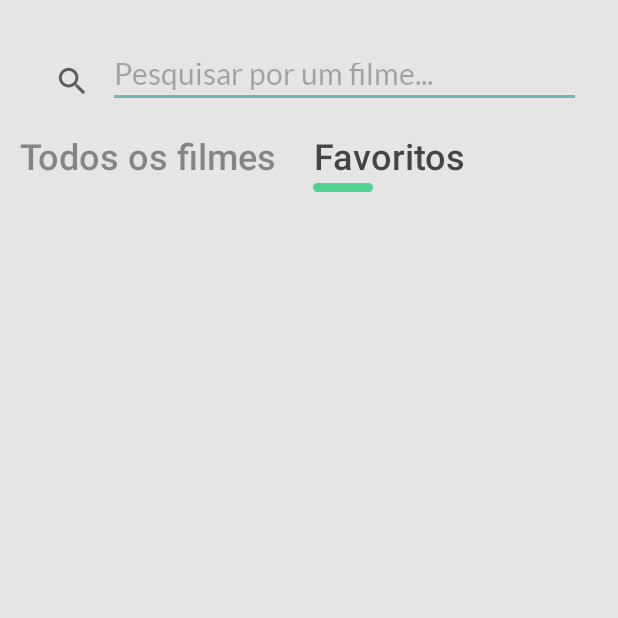
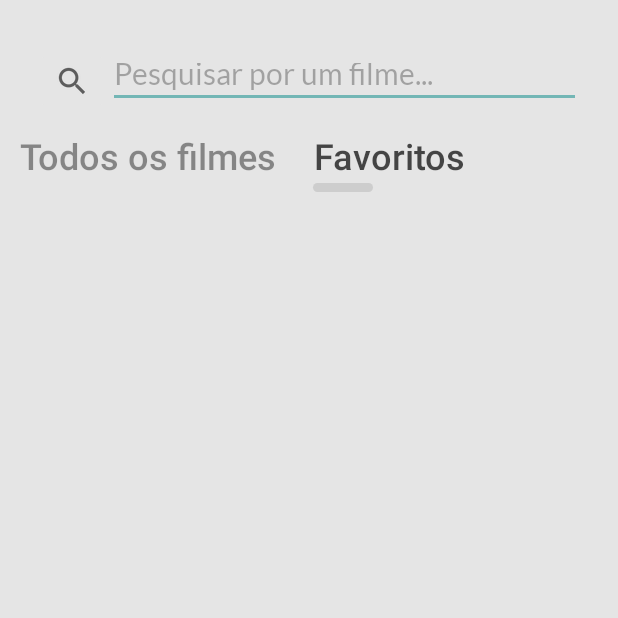
Before and after one commit to ingridolitk/Tmdb_Projeto_Vic, an Android app: the screen it shows after launch (MovieActivity), tab 2 chosen, on a phone screen of 412 x 824 dp, the top half of it. Run offline under Robolectric (Android 15) with nearby library versions, the phone set to English and light mode, and no system bars; 4 statements that could not run were skipped.

Commit message:
Alterações nas classes statusApi

```diff
--- a/app/src/main/java/com/ingrid/projetointegrador_vic/presentation/activity/MovieActivity.kt
+++ b/app/src/main/java/com/ingrid/projetointegrador_vic/presentation/activity/MovieActivity.kt
@@ -28,11 +28,12 @@ class MovieActivity : AppCompatActivity() {
             }
         })
     }
+
     private fun getTabTitle(position: Int): String {
         return when (position) {
             0 -> "Todos os filmes"
             1 -> "Favoritos"
-            else -> ""
+            else -> "Todos os filmes"
         }
     }
 }
--- a/app/src/main/java/com/ingrid/projetointegrador_vic/presentation/activity/SecondFragment.java
+++ /dev/null
@@ -1,6 +0,0 @@
-package com.ingrid.projetointegrador_vic.presentation.activity;
-
-import android.app.Fragment;
-
-public class SecondFragment extends Fragment {
-}
--- a/app/src/main/java/com/ingrid/projetointegrador_vic/presentation/activity/SecondMovieDescriptionActivity.kt
+++ b/app/src/main/java/com/ingrid/projetointegrador_vic/presentation/activity/SecondMovieDescriptionActivity.kt
@@ -5,7 +5,6 @@ import androidx.appcompat.app.AppCompatActivity
 
 class SecondMovieDescriptionActivity : AppCompatActivity() {
 
-
     override fun onCreate(savedInstanceState: Bundle?) {
         super.onCreate(savedInstanceState)
     }
--- a/app/src/main/java/com/ingrid/projetointegrador_vic/presentation/adapter/GenAdapter.kt
+++ b/app/src/main/java/com/ingrid/projetointegrador_vic/presentation/adapter/GenAdapter.kt
@@ -17,12 +17,12 @@ class GenAdapter(
     private val selectedItems: MutableList<Int> = mutableListOf()
 
     override fun onCreateViewHolder(parent: ViewGroup, viewType: Int): GenAdapter.GenViewHolder {
-        val card = LayoutInflater
+        val chip = LayoutInflater
             .from(parent.context)
             .inflate(R.layout.rv_item_genres,
                 parent,
                 false)
-        return GenViewHolder(card)
+        return GenViewHolder(chip)
     }
 
     override fun onBindViewHolder(holder: GenViewHolder, position: Int) {
@@ -32,7 +32,6 @@ class GenAdapter(
         if (holder is GenViewHolder)
             holder.itemGen.text = list[position].name
         holder.itemGen.setOnCheckedChangeListener { _, isChecked ->
-
             if (isChecked) {
                 selectedItems.add(list[position].id)
             } else {
@@ -41,7 +40,6 @@ class GenAdapter(
 
         }
     }
-
 
     override fun getItemCount(): Int {
         return list.size
--- a/app/src/main/java/com/ingrid/projetointegrador_vic/presentation/adapter/MovieAdapter.kt
+++ b/app/src/main/java/com/ingrid/projetointegrador_vic/presentation/adapter/MovieAdapter.kt
@@ -10,6 +10,7 @@ import com.bumptech.glide.Glide
 import com.ingrid.projetointegrador_vic.R
 import com.ingrid.projetointegrador_vic.domain.model.Movie
 import kotlinx.android.synthetic.main.item_rv.view.*
+import kotlin.math.roundToInt
 
 class MovieAdapter(private val list: List<Movie>,
                    private val clickListener:(Movie)->Unit):RecyclerView.Adapter<MovieAdapter.MovieViewHolder>(){
@@ -41,18 +42,15 @@ class MovieAdapter(private val list: List<Movie>,
         }
         if (holder is MovieViewHolder)
             holder.title.text = currentItem.title
-            holder.ratingMovie.text = (currentItem.vote_average).toString()
+            holder.ratingMovie.text = (currentItem.vote_average?.times(10))?.let { it.roundToInt() }.toString() + "%"
     }
-
 
     override fun getItemCount(): Int {
         return list.size
     }
-
     class MovieViewHolder (itemView: View) : RecyclerView.ViewHolder(itemView) {
         val imgMovie: ImageView = itemView.imgMovie
         val title: TextView = itemView.titleMovie
         val ratingMovie: TextView = itemView.ratingMovie
-
     }
 }
--- a/app/src/main/java/com/ingrid/projetointegrador_vic/presentation/favorite/FragmentFavorite.kt
+++ b/app/src/main/java/com/ingrid/projetointegrador_vic/presentation/favorite/FragmentFavorite.kt
@@ -20,6 +20,4 @@ class FragmentFavorite : Fragment() {
     ): View? {
         return inflater.inflate(R.layout.fragment_favorite, container, false)
     }
-
-
-    }
+}
--- a/app/src/main/res/layout/activity_main.xml
+++ b/app/src/main/res/layout/activity_main.xml
@@ -40,7 +40,7 @@
             android:fontFamily="@font/lato_regular"
             android:hint="@string/search_movie"
             android:inputType="text"
-            android:textColor="@color/default_text_color"
+            android:textColor="@color/greenPrimaryColor"
             android:textSize="20sp"
             app:layout_constraintStart_toEndOf="@+id/ibtSearchMovie"
             app:layout_constraintTop_toTopOf="parent" />
@@ -60,7 +60,7 @@
                 android:layout_height="match_parent"
                 android:alpha="0.7"
                 app:tabIndicator="@drawable/tab_indicator_movies"
-                app:tabIndicatorColor="@color/green_tab_indicator"
+                app:tabIndicatorColor="@color/bg_genres_unchecked"
                 app:tabIndicatorFullWidth="false"
                 app:tabMode="scrollable"
                 app:tabTextAppearance="@style/TextTitle"
--- a/app/src/main/res/layout/fragment_favorite.xml
+++ b/app/src/main/res/layout/fragment_favorite.xml
@@ -7,11 +7,11 @@
     android:background="@color/backgroundColor"
     tools:context=".presentation.favorite.FragmentFavorite">
 
-<!--    <androidx.recyclerview.widget.RecyclerView-->
-<!--        android:id="@+id/listFavorite"-->
-<!--        android:layout_width="408dp"-->
-<!--        android:layout_height="647dp"-->
-<!--        app:layoutManager="LinearLayoutManager"-->
-<!--        android:orientation="horizontal" />-->
+    <androidx.recyclerview.widget.RecyclerView
+        android:id="@+id/listFavorite"
+        android:layout_width="408dp"
+        android:layout_height="647dp"
+        app:layoutManager="LinearLayoutManager"
+        android:orientation="horizontal" />
 
 </FrameLayout>
```
